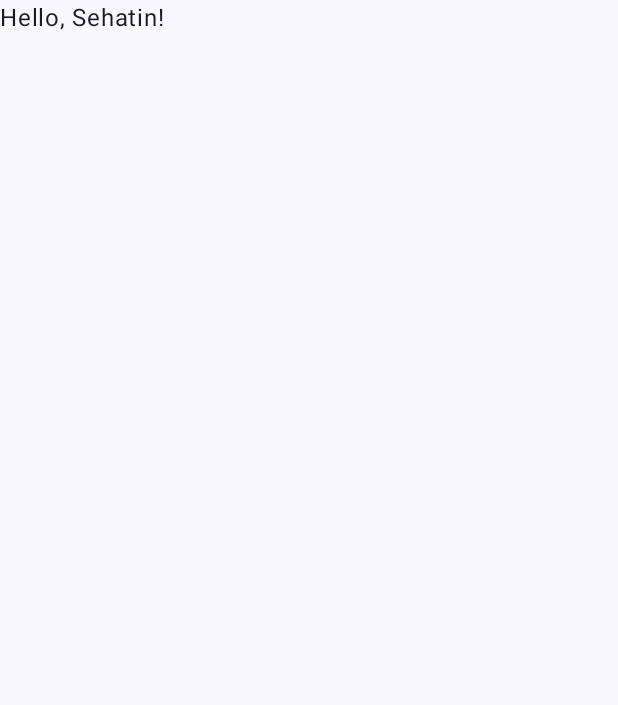
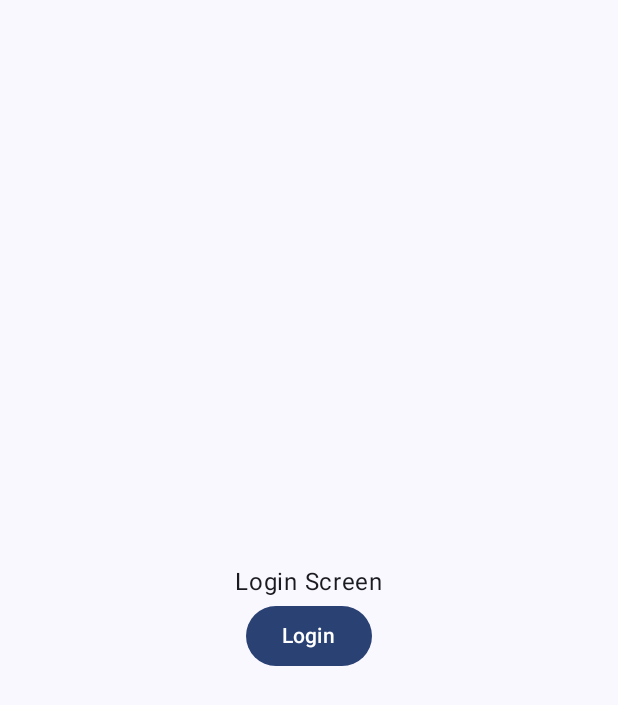
Before and after one commit to Sehatin-App-C242-PS302/Sehatin-MD, an Android app built with Jetpack Compose: the screen it shows after launch (MainActivity), on a phone screen of 412 x 824 dp. Before the commit the part shown is almost empty. Shown: the top 705 px of the screen. Run offline under Robolectric (Android 15) with nearby library versions, the phone set to English and light mode, and no system bars.

Commit message:
feat: setup navigation & screen

```diff
--- a/app/src/main/java/com/c242_ps302/sehatin/presentation/MainActivity.kt
+++ b/app/src/main/java/com/c242_ps302/sehatin/presentation/MainActivity.kt
@@ -1,26 +1,29 @@
 package com.c242_ps302.sehatin.presentation
 
+import android.annotation.SuppressLint
 import android.os.Bundle
 import androidx.activity.ComponentActivity
 import androidx.activity.compose.setContent
 import androidx.activity.enableEdgeToEdge
 import androidx.compose.foundation.layout.fillMaxSize
-import androidx.compose.foundation.layout.padding
 import androidx.compose.material3.Scaffold
-import androidx.compose.material3.Text
 import androidx.compose.ui.Modifier
+import androidx.navigation.compose.rememberNavController
+import com.c242_ps302.sehatin.presentation.navigation.NavGraphSetup
 import com.c242_ps302.sehatin.presentation.theme.SehatinTheme
 
 class MainActivity : ComponentActivity() {
+
+    @SuppressLint("UnusedMaterial3ScaffoldPaddingParameter")
     override fun onCreate(savedInstanceState: Bundle?) {
         super.onCreate(savedInstanceState)
         enableEdgeToEdge()
         setContent {
             SehatinTheme {
-                Scaffold(modifier = Modifier.fillMaxSize()) { innerPadding ->
-                    Text(
-                        modifier = Modifier.padding(innerPadding),
-                        text = "Hello, Sehatin!"
+                val navController = rememberNavController()
+                Scaffold(modifier = Modifier.fillMaxSize()) {
+                    NavGraphSetup(
+                        navController = navController
                     )
                 }
             }
--- /dev/null
+++ b/app/src/main/java/com/c242_ps302/sehatin/presentation/navigation/NavGraph.kt
@@ -0,0 +1,36 @@
+package com.c242_ps302.sehatin.presentation.navigation
+
+import androidx.compose.runtime.Composable
+import androidx.navigation.NavHostController
+import androidx.navigation.compose.NavHost
+import androidx.navigation.compose.composable
+import com.c242_ps302.sehatin.presentation.screen.auth.LoginScreen
+import com.c242_ps302.sehatin.presentation.screen.auth.RegisterScreen
+import com.c242_ps302.sehatin.presentation.screen.home.HomeScreen
+
+@Composable
+fun NavGraphSetup(
+    navController: NavHostController,
+) {
+    NavHost(
+        navController = navController,
+        startDestination = Routes.LoginScreen
+    ) {
+        composable<Routes.LoginScreen> {
+            LoginScreen(
+                onLoginClick = { navController.navigate(Routes.HomeScreen) },
+            )
+        }
+        composable<Routes.RegisterScreen> {
+            RegisterScreen(
+                onRegisterClick = { navController.navigate(Routes.HomeScreen) },
+            )
+        }
+        composable<Routes.HomeScreen> {
+            HomeScreen(
+                onLoginClick = { navController.navigate(Routes.LoginScreen) },
+                onRegisterClick = { navController.navigate(Routes.RegisterScreen) },
+            )
+        }
+    }
+}
--- /dev/null
+++ b/app/src/main/java/com/c242_ps302/sehatin/presentation/navigation/Routes.kt
@@ -0,0 +1,16 @@
+package com.c242_ps302.sehatin.presentation.navigation
+
+import kotlinx.serialization.Serializable
+
+@Serializable
+sealed class Routes {
+
+    @Serializable
+    data object RegisterScreen : Routes()
+
+    @Serializable
+    data object LoginScreen : Routes()
+
+    @Serializable
+    data object HomeScreen : Routes()
+}
--- /dev/null
+++ b/app/src/main/java/com/c242_ps302/sehatin/presentation/screen/auth/LoginScreen.kt
@@ -0,0 +1,29 @@
+package com.c242_ps302.sehatin.presentation.screen.auth
+
+import androidx.compose.foundation.layout.Arrangement
+import androidx.compose.foundation.layout.Column
+import androidx.compose.foundation.layout.fillMaxSize
+import androidx.compose.material3.Button
+import androidx.compose.material3.Text
+import androidx.compose.runtime.Composable
+import androidx.compose.ui.Alignment
+import androidx.compose.ui.Modifier
+
+@Composable
+fun LoginScreen(
+    modifier: Modifier = Modifier,
+    onLoginClick: () -> Unit,
+) {
+    Column(
+        horizontalAlignment = Alignment.CenterHorizontally,
+        verticalArrangement = Arrangement.Center,
+        modifier = modifier.fillMaxSize()
+    ) {
+        Text(text = "Login Screen")
+        Button(
+            onClick = { onLoginClick() }
+        ) {
+            Text(text = "Login")
+        }
+    }
+}
```
Also changed, not shown: app/src/main/java/com/c242_ps302/sehatin/presentation/screen/auth/RegisterScreen.kt (added, +29 -0 lines), app/src/main/java/com/c242_ps302/sehatin/presentation/screen/home/HomeScreen.kt (added, +35 -0 lines).
